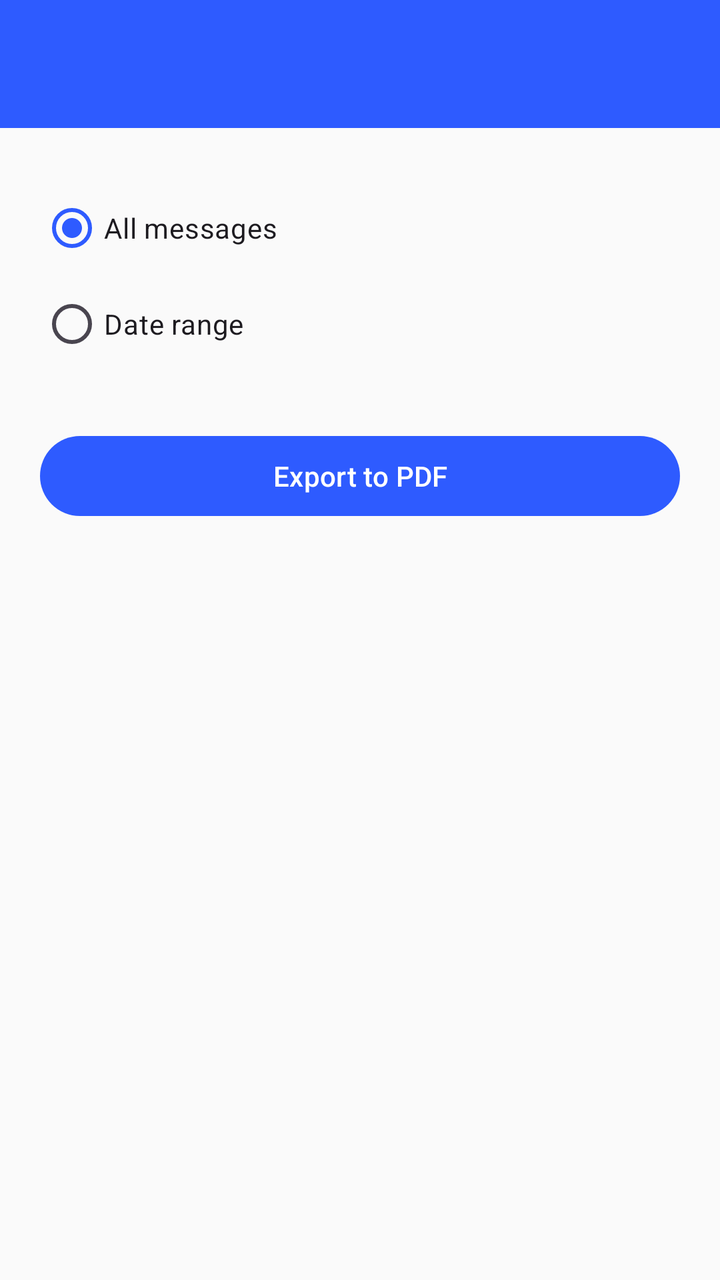
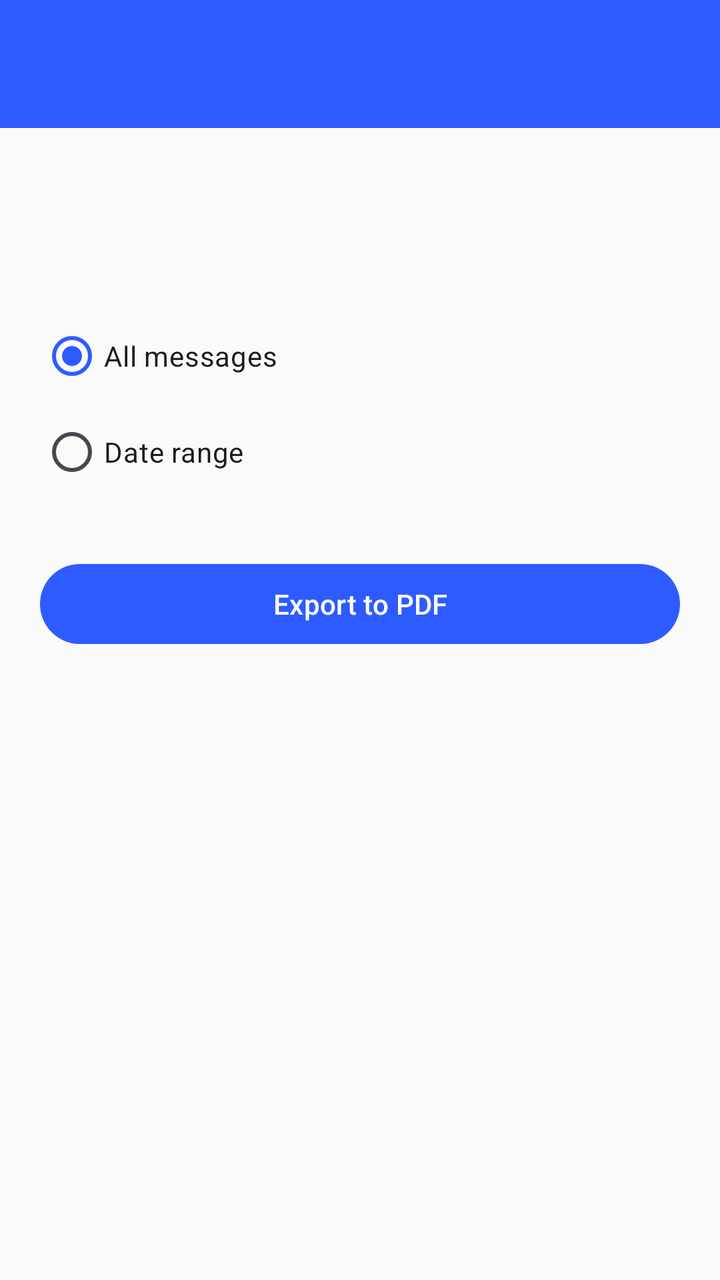

Screens rendered from an Android XML layout before and after an edit, with the pre-edit source and the edit as a unified diff.
<!-- AndroidManifest.xml: application theme Theme.SmsPdfExporter -->
<!-- res/layout/activity_conversation_detail.xml -->
<?xml version="1.0" encoding="utf-8"?>
<androidx.constraintlayout.widget.ConstraintLayout xmlns:android="http://schemas.android.com/apk/res/android"
    xmlns:app="http://schemas.android.com/apk/res/auto"
    android:layout_width="match_parent"
    android:layout_height="match_parent">

    <com.google.android.material.appbar.MaterialToolbar
        android:id="@+id/toolbar"
        android:layout_width="match_parent"
        android:layout_height="?attr/actionBarSize"
        android:background="@color/brand_primary"
        android:titleTextColor="@android:color/white"
        app:layout_constraintTop_toTopOf="parent" />

    <ScrollView
        android:layout_width="match_parent"
        android:layout_height="0dp"
        app:layout_constraintTop_toBottomOf="@id/toolbar"
        app:layout_constraintBottom_toBottomOf="parent">

        <LinearLayout
            android:layout_width="match_parent"
            android:layout_height="wrap_content"
            android:orientation="vertical"
            android:padding="20dp">

            <TextView
                android:id="@+id/conversationTitle"
                android:layout_width="match_parent"
                android:layout_height="wrap_content"
                android:textSize="20sp"
                android:textStyle="bold" />

            <TextView
                android:id="@+id/conversationSubtitle"
                android:layout_width="match_parent"
                android:layout_height="wrap_content"
                android:textColor="#666666"
                android:layout_marginTop="4dp"
                android:layout_marginBottom="20dp" />

            <RadioGroup
                android:id="@+id/rangeGroup"
                android:layout_width="match_parent"
                android:layout_height="wrap_content">

                <RadioButton
                    android:id="@+id/allMessagesRadio"
                    android:layout_width="match_parent"
                    android:layout_height="wrap_content"
                    android:text="@string/all_messages"
                    android:checked="true" />

                <RadioButton
                    android:id="@+id/dateRangeRadio"
                    android:layout_width="match_parent"
                    android:layout_height="wrap_content"
                    android:text="@string/date_range" />
            </RadioGroup>

            <LinearLayout
                android:id="@+id/dateRangeGroup"
                android:layout_width="match_parent"
                android:layout_height="wrap_content"
                android:orientation="horizontal"
                android:layout_marginTop="12dp"
                android:enabled="false"
                android:visibility="gone">

                <Button
                    android:id="@+id/fromDateButton"
                    android:layout_width="0dp"
                    android:layout_height="wrap_content"
                    android:layout_weight="1"
                    android:layout_marginEnd="8dp"
                    android:text="@string/from_date" />

                <Button
                    android:id="@+id/toDateButton"
                    android:layout_width="0dp"
                    android:layout_height="wrap_content"
                    android:layout_weight="1"
                    android:text="@string/to_date" />
            </LinearLayout>

            <Button
                android:id="@+id/exportButton"
                android:layout_width="match_parent"
                android:layout_height="wrap_content"
                android:layout_marginTop="28dp"
                android:text="@string/export_to_pdf" />

            <ProgressBar
                android:id="@+id/exportProgress"
                android:layout_width="wrap_content"
                android:layout_height="wrap_content"
                android:layout_gravity="center"
                android:layout_marginTop="20dp"
                android:visibility="gone" />

            <TextView
                android:id="@+id/resultText"
                android:layout_width="match_parent"
                android:layout_height="wrap_content"
                android:layout_marginTop="20dp"
                android:textAlignment="center"
                android:visibility="gone" />

            <LinearLayout
                android:id="@+id/resultActions"
                android:layout_width="match_parent"
                android:layout_height="wrap_content"
                android:orientation="horizontal"
                android:layout_marginTop="12dp"
                android:visibility="gone">

                <Button
                    android:id="@+id/openPdfButton"
                    style="@style/Widget.Material3.Button.OutlinedButton"
                    android:layout_width="0dp"
                    android:layout_height="wrap_content"
                    android:layout_weight="1"
                    android:layout_marginEnd="8dp"
                    android:text="@string/open_pdf" />

                <Button
                    android:id="@+id/sharePdfButton"
                    style="@style/Widget.Material3.Button.OutlinedButton"
                    android:layout_width="0dp"
                    android:layout_height="wrap_content"
                    android:layout_weight="1"
                    android:text="@string/share_pdf" />
            </LinearLayout>

        </LinearLayout>
    </ScrollView>

</androidx.constraintlayout.widget.ConstraintLayout>
<!-- resources referenced by this layout -->
<resources>
  <color name="brand_primary">#2E5BFF</color>
  <string name="all_messages">All messages</string>
  <string name="date_range">Date range</string>
  <string name="export_to_pdf">Export to PDF</string>
  <string name="from_date">From</string>
  <string name="open_pdf">Open</string>
  <string name="share_pdf">Share</string>
  <string name="to_date">To</string>
  <style name="Theme.SmsPdfExporter" parent="Theme.Material3.DayNight.NoActionBar">
          <item name="colorPrimary">@color/brand_primary</item>
          <item name="colorPrimaryDark">@color/brand_primary_dark</item>
          <item name="android:windowBackground">@color/background</item>
      </style>
  <color name="brand_primary_dark">#1E3FCC</color>
  <color name="background">#FAFAFA</color>
</resources>

<!-- the commit's change to res/layout/activity_conversation_detail.xml (unified diff, before → after) -->
@@ -1,22 +1,20 @@
 <?xml version="1.0" encoding="utf-8"?>
-<androidx.constraintlayout.widget.ConstraintLayout xmlns:android="http://schemas.android.com/apk/res/android"
-    xmlns:app="http://schemas.android.com/apk/res/auto"
+<LinearLayout xmlns:android="http://schemas.android.com/apk/res/android"
     android:layout_width="match_parent"
-    android:layout_height="match_parent">
+    android:layout_height="match_parent"
+    android:orientation="vertical">
 
     <com.google.android.material.appbar.MaterialToolbar
         android:id="@+id/toolbar"
         android:layout_width="match_parent"
         android:layout_height="?attr/actionBarSize"
         android:background="@color/brand_primary"
-        android:titleTextColor="@android:color/white"
-        app:layout_constraintTop_toTopOf="parent" />
+        android:titleTextColor="@android:color/white" />
 
     <ScrollView
         android:layout_width="match_parent"
         android:layout_height="0dp"
-        app:layout_constraintTop_toBottomOf="@id/toolbar"
-        app:layout_constraintBottom_toBottomOf="parent">
+        android:layout_weight="1">
 
         <LinearLayout
             android:layout_width="match_parent"
@@ -135,4 +133,4 @@
         </LinearLayout>
     </ScrollView>
 
-</androidx.constraintlayout.widget.ConstraintLayout>
+</LinearLayout>
